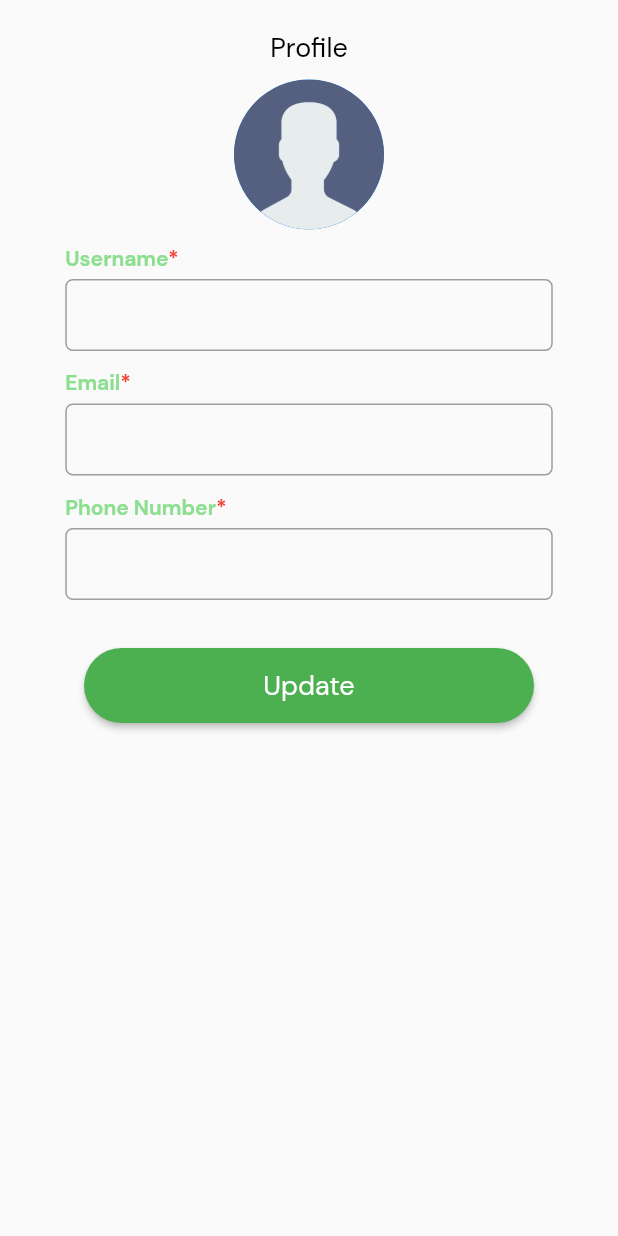
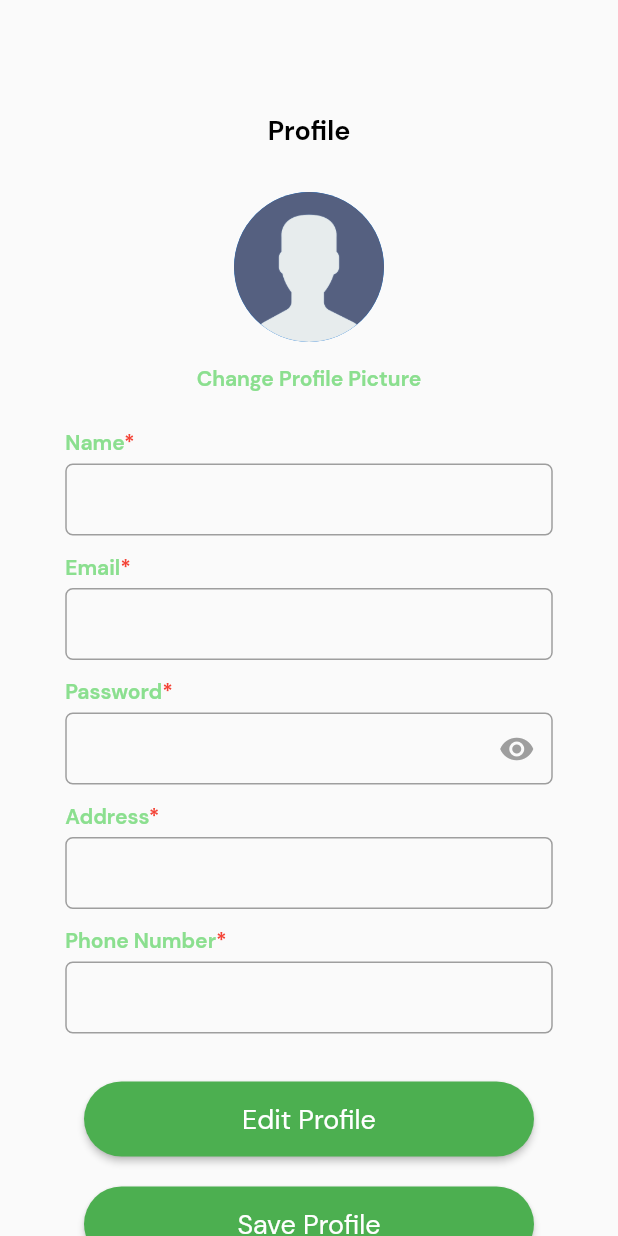
Before and after one commit to lansoyyy/animal_rescue, a Flutter app: the ProfileScreen screen opened directly, on a phone screen of 412 x 824 dp. Run offline on Flutter 3.47's test engine with Material 2 defaults, Android fonts, the light colour scheme and no system bars; our stand-ins replace fluttertoast.

Commit message:
added profile screen

```diff
--- a/lib/screens/home_screen.dart
+++ b/lib/screens/home_screen.dart
@@ -1,4 +1,6 @@
 import 'package:animal_rescue/screens/aboutus_screen.dart';
+import 'package:animal_rescue/screens/profile_screen.dart';
+import 'package:animal_rescue/screens/request_history_screen.dart';
 import 'package:animal_rescue/screens/rescue_request_screen.dart';
 import 'package:animal_rescue/utils/colors.dart';
 import 'package:animal_rescue/widgets/button_widget.dart';
@@ -77,7 +79,11 @@ class HomeScreen extends StatelessWidget {
                     crossAxisAlignment: CrossAxisAlignment.center,
                     children: [
                       IconButton(
-                        onPressed: () {},
+                        onPressed: () {
+                          Navigator.of(context).push(MaterialPageRoute(
+                              builder: (context) =>
+                                  const RequestHistoryScreen()));
+                        },
                         icon: Icon(
                           Icons.calendar_month_outlined,
                           color: primary,
@@ -100,7 +106,10 @@ class HomeScreen extends StatelessWidget {
                     crossAxisAlignment: CrossAxisAlignment.center,
                     children: [
                       IconButton(
-                        onPressed: () {},
+                        onPressed: () {
+                          Navigator.of(context).push(MaterialPageRoute(
+                              builder: (context) => const ProfileScreen()));
+                        },
                         icon: Icon(
                           Icons.account_circle_outlined,
                           color: primary,
--- a/lib/screens/profile_screen.dart
+++ b/lib/screens/profile_screen.dart
@@ -15,37 +15,67 @@ class _ProfileScreenState extends State<ProfileScreen> {
   final usernameController = TextEditingController();
   final emailController = TextEditingController();
   final contactnumberController = TextEditingController();
+  final passwordController = TextEditingController();
+  final addressController = TextEditingController();
   @override
   Widget build(BuildContext context) {
-    return SizedBox(
+    return Scaffold(
+      body: SizedBox(
         height: double.infinity,
         width: double.infinity,
+        child: SingleChildScrollView(
           child: Column(
             children: [
               const SizedBox(
-            height: 20,
+                height: 75,
               ),
               TextWidget(
                 text: 'Profile',
                 fontSize: 18,
+                fontFamily: 'Bold',
                 color: Colors.black,
               ),
               const SizedBox(
-            height: 10,
+                height: 30,
               ),
               const CircleAvatar(
                 minRadius: 50,
                 maxRadius: 50,
                 backgroundImage: AssetImage('assets/images/profile.png'),
               ),
+              TextButton(
+                onPressed: () {},
+                child: TextWidget(
+                  text: 'Change Profile Picture',
+                  fontSize: 14,
+                  fontFamily: 'Bold',
+                  color: primary,
+                ),
+              ),
               const SizedBox(
                 height: 10,
               ),
-          TextFieldWidget(label: 'Username', controller: usernameController),
+              TextFieldWidget(label: 'Name', controller: usernameController),
               const SizedBox(
                 height: 10,
               ),
               TextFieldWidget(label: 'Email', controller: emailController),
+              const SizedBox(
+                height: 10,
+              ),
+              TextFieldWidget(
+                label: 'Password',
+                controller: passwordController,
+                isObscure: true,
+                showEye: true,
+              ),
+              const SizedBox(
+                height: 10,
+              ),
+              TextFieldWidget(
+                label: 'Address',
+                controller: addressController,
+              ),
               const SizedBox(
                 height: 10,
               ),
@@ -55,10 +85,22 @@ class _ProfileScreenState extends State<ProfileScreen> {
                 height: 30,
               ),
               ButtonWidget(
-            label: 'Update',
+                label: 'Edit Profile',
                 onPressed: () {},
               ),
+              const SizedBox(
+                height: 20,
+              ),
+              ButtonWidget(
+                label: 'Save Profile',
+                onPressed: () {},
+              ),
+              const SizedBox(
+                height: 20,
+              ),
             ],
+          ),
+        ),
       ),
     );
   }
```
Lines whose indentation alone changed are shown as unchanged.
